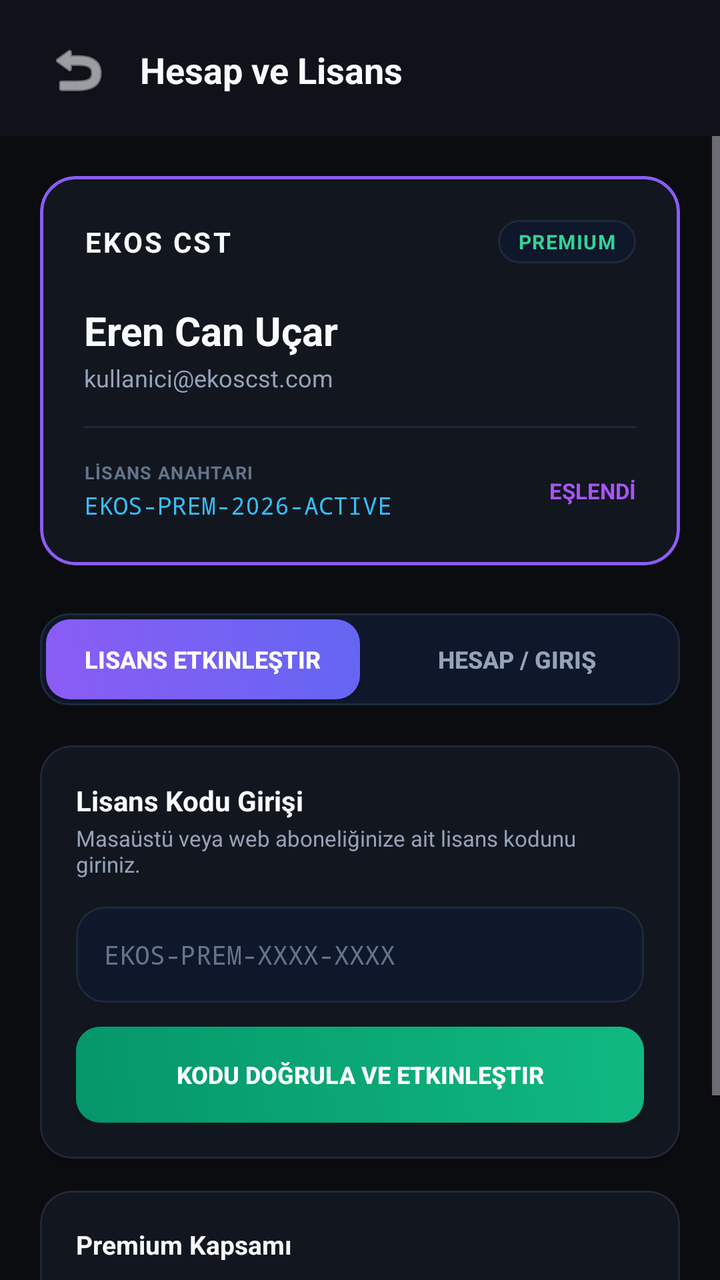
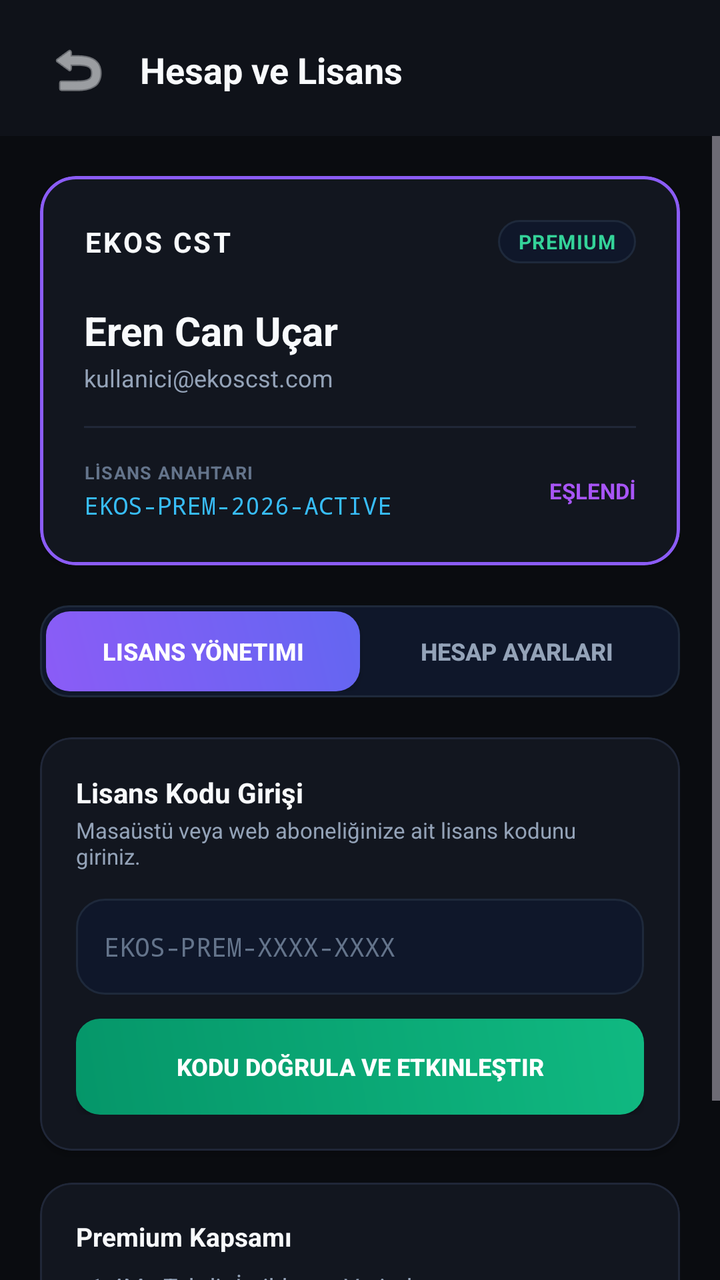

An Android layout rendered at two revisions. The XML below is the earlier revision; the diff shows what the commit changed to produce the second picture.
<!-- AndroidManifest.xml: application theme Theme.EKOSAntivirus -->
<!-- res/layout/activity_account.xml -->
<?xml version="1.0" encoding="utf-8"?>
<LinearLayout
    xmlns:android="http://schemas.android.com/apk/res/android"
    xmlns:app="http://schemas.android.com/apk/res-auto"
    android:id="@+id/rootAccountLayout"
    android:layout_width="match_parent"
    android:layout_height="match_parent"
    android:orientation="vertical"
    android:background="@color/bg_dark"
    android:fitsSystemWindows="true">

    
    <LinearLayout
        android:layout_width="match_parent"
        android:layout_height="wrap_content"
        android:orientation="horizontal"
        android:gravity="center_vertical"
        android:paddingHorizontal="20dp"
        android:paddingTop="16dp"
        android:paddingBottom="14dp"
        android:background="@color/bg_sidebar">

        <ImageButton
            android:id="@+id/btnBackFromAccount"
            android:layout_width="38dp"
            android:layout_height="38dp"
            android:src="@android:drawable/ic_menu_revert"
            android:background="?attr/selectableItemBackgroundBorderless"
            app:tint="@color/text_main"
            android:contentDescription="Back" />

        <TextView
            android:layout_width="wrap_content"
            android:layout_height="wrap_content"
            android:layout_marginStart="12dp"
            android:text="Hesap ve Lisans"
            android:textColor="@color/text_main"
            android:textSize="18sp"
            android:textStyle="bold" />
    </LinearLayout>

    <ScrollView
        android:layout_width="match_parent"
        android:layout_height="match_parent"
        android:fillViewport="true">

        <LinearLayout
            android:layout_width="match_parent"
            android:layout_height="wrap_content"
            android:orientation="vertical"
            android:padding="20dp">

            
            <com.google.android.material.card.MaterialCardView
                android:id="@+id/cardDigitalMembership"
                android:layout_width="match_parent"
                android:layout_height="wrap_content"
                android:layout_marginBottom="24dp"
                app:cardBackgroundColor="@color/bg_card"
                app:strokeColor="@color/border_hover"
                app:strokeWidth="1.5dp"
                app:cardCornerRadius="18dp">

                <LinearLayout
                    android:layout_width="match_parent"
                    android:layout_height="wrap_content"
                    android:orientation="vertical"
                    android:padding="22dp">

                    
                    <LinearLayout
                        android:layout_width="match_parent"
                        android:layout_height="wrap_content"
                        android:orientation="horizontal"
                        android:gravity="center_vertical">

                        <TextView
                            android:layout_width="wrap_content"
                            android:layout_height="wrap_content"
                            android:text="EKOS CST"
                            android:textColor="@color/text_main"
                            android:textSize="14sp"
                            android:textStyle="bold"
                            android:letterSpacing="0.08" />

                        <View
                            android:layout_width="0dp"
                            android:layout_height="1dp"
                            android:layout_weight="1" />

                        <TextView
                            android:id="@+id/tvMembershipTierBadge"
                            android:layout_width="wrap_content"
                            android:layout_height="wrap_content"
                            android:text="PREMIUM"
                            android:textColor="@color/accent_emerald_light"
                            android:background="@drawable/bg_card_glass"
                            android:paddingHorizontal="10dp"
                            android:paddingVertical="4dp"
                            android:textSize="10sp"
                            android:textStyle="bold"
                            android:letterSpacing="0.05" />
                    </LinearLayout>

                    
                    <TextView
                        android:id="@+id/tvCardUserName"
                        android:layout_width="wrap_content"
                        android:layout_height="wrap_content"
                        android:layout_marginTop="20dp"
                        android:text="Eren Can Uçar"
                        android:textColor="@color/text_main"
                        android:textSize="20sp"
                        android:textStyle="bold" />

                    <TextView
                        android:id="@+id/tvCardUserEmail"
                        android:layout_width="wrap_content"
                        android:layout_height="wrap_content"
                        android:layout_marginTop="2dp"
                        android:text="kullanici@ekoscst.com"
                        android:textColor="@color/text_muted"
                        android:textSize="12sp" />

                    
                    <View
                        android:layout_width="match_parent"
                        android:layout_height="1dp"
                        android:layout_marginVertical="16dp"
                        android:background="@color/bg_card_border" />

                    <LinearLayout
                        android:layout_width="match_parent"
                        android:layout_height="wrap_content"
                        android:orientation="horizontal"
                        android:gravity="center_vertical">

                        <LinearLayout
                            android:layout_width="0dp"
                            android:layout_height="wrap_content"
                            android:layout_weight="1"
                            android:orientation="vertical">

                            <TextView
                                android:layout_width="wrap_content"
                                android:layout_height="wrap_content"
                                android:text="LİSANS ANAHTARI"
                                android:textColor="@color/text_subtle"
                                android:textSize="9sp"
                                android:textStyle="bold"
                                android:letterSpacing="0.05" />

                            <TextView
                                android:id="@+id/tvCardLicenseKey"
                                android:layout_width="wrap_content"
                                android:layout_height="wrap_content"
                                android:layout_marginTop="2dp"
                                android:text="EKOS-PREM-2026-ACTIVE"
                                android:textColor="@color/accent_cyan"
                                android:fontFamily="monospace"
                                android:textSize="12sp" />
                        </LinearLayout>

                        <TextView
                            android:id="@+id/tvCardSyncStatus"
                            android:layout_width="wrap_content"
                            android:layout_height="wrap_content"
                            android:text="EŞLENDİ"
                            android:textColor="@color/accent_purple_light"
                            android:textSize="11sp"
                            android:textStyle="bold" />
                    </LinearLayout>

                </LinearLayout>
            </com.google.android.material.card.MaterialCardView>

            
            <LinearLayout
                android:layout_width="match_parent"
                android:layout_height="46dp"
                android:orientation="horizontal"
                android:background="@drawable/bg_card_glass"
                android:padding="3dp"
                android:layout_marginBottom="20dp">

                <Button
                    android:id="@+id/tabBtnLicense"
                    android:layout_width="0dp"
                    android:layout_height="match_parent"
                    android:layout_weight="1"
                    android:text="Lisans Etkinleştir"
                    android:textColor="@color/white"
                    android:textStyle="bold"
                    android:textSize="12sp"
                    android:background="@drawable/bg_button_primary" />

                <Button
                    android:id="@+id/tabBtnAuth"
                    android:layout_width="0dp"
                    android:layout_height="match_parent"
                    android:layout_weight="1"
                    android:text="Hesap / Giriş"
                    android:textColor="@color/text_muted"
                    android:textStyle="bold"
                    android:textSize="12sp"
                    android:background="@android:color/transparent" />
            </LinearLayout>

            
            <LinearLayout
                android:id="@+id/sectionLicense"
                android:layout_width="match_parent"
                android:layout_height="wrap_content"
                android:orientation="vertical">

                <com.google.android.material.card.MaterialCardView
                    android:layout_width="match_parent"
                    android:layout_height="wrap_content"
                    android:layout_marginBottom="16dp"
                    app:cardBackgroundColor="@color/bg_card"
                    app:strokeColor="@color/bg_card_border"
                    app:strokeWidth="1dp"
                    app:cardCornerRadius="16dp">

                    <LinearLayout
                        android:layout_width="match_parent"
                        android:layout_height="wrap_content"
                        android:orientation="vertical"
                        android:padding="18dp">

                        <TextView
                            android:layout_width="wrap_content"
                            android:layout_height="wrap_content"
                            android:text="Lisans Kodu Girişi"
                            android:textColor="@color/text_main"
                            android:textSize="14sp"
                            android:textStyle="bold" />

                        <TextView
                            android:layout_width="wrap_content"
                            android:layout_height="wrap_content"
                            android:layout_marginTop="2dp"
                            android:text="Masaüstü veya web aboneliğinize ait lisans kodunu giriniz."
                            android:textColor="@color/text_muted"
                            android:textSize="11sp" />

                        <EditText
                            android:id="@+id/etProfileLicenseCode"
                            android:layout_width="match_parent"
                            android:layout_height="48dp"
                            android:layout_marginTop="14dp"
                            android:background="@drawable/bg_card_glass"
                            android:hint="EKOS-PREM-XXXX-XXXX"
                            android:textColorHint="@color/text_subtle"
                            android:textColor="@color/accent_cyan"
                            android:fontFamily="monospace"
                            android:paddingHorizontal="14dp"
                            android:textSize="13sp" />

                        <Button
                            android:id="@+id/btnApplyProfileLicense"
                            android:layout_width="match_parent"
                            android:layout_height="48dp"
                            android:layout_marginTop="12dp"
                            android:text="Kodu Doğrula ve Etkinleştir"
                            android:textColor="@color/white"
                            android:textStyle="bold"
                            android:textSize="12sp"
                            android:background="@drawable/bg_button_emerald" />
                    </LinearLayout>
                </com.google.android.material.card.MaterialCardView>

                
                <com.google.android.material.card.MaterialCardView
                    android:layout_width="match_parent"
                    android:layout_height="wrap_content"
                    app:cardBackgroundColor="@color/bg_card"
                    app:strokeColor="@color/bg_card_border"
                    app:strokeWidth="1dp"
                    app:cardCornerRadius="16dp">

                    <LinearLayout
                        android:layout_width="match_parent"
                        android:layout_height="wrap_content"
                        android:orientation="vertical"
                        android:padding="18dp">

                        <TextView
                            android:layout_width="wrap_content"
                            android:layout_height="wrap_content"
                            android:text="Premium Kapsamı"
                            android:textColor="@color/text_main"
                            android:textSize="13sp"
                            android:textStyle="bold" />

                        <TextView
                            android:layout_width="wrap_content"
                            android:layout_height="wrap_content"
                            android:layout_marginTop="8dp"
                            android:text="• 1.4M+ Tehdit İstihbarat Veritabanı\n• Canlı Web ve Oltalama Kalkanı\n• Sınırsız Derin Depolama Taraması\n• Cihazlar Arası Eşleme"
                            android:textColor="@color/text_muted"
                            android:textSize="12sp"
                            android:lineSpacingExtra="5dp" />
                    </LinearLayout>
                </com.google.android.material.card.MaterialCardView>
            </LinearLayout>

            
            <LinearLayout
                android:id="@+id/sectionAuth"
                android:layout_width="match_parent"
                android:layout_height="wrap_content"
                android:orientation="vertical"
                android:visibility="gone">

                
                <com.google.android.material.card.MaterialCardView
                    android:id="@+id/layoutProfileView"
                    android:layout_width="match_parent"
                    android:layout_height="wrap_content"
                    android:visibility="gone"
                    app:cardBackgroundColor="@color/bg_card"
                    app:strokeColor="@color/border_hover"
                    app:strokeWidth="1dp"
                    app:cardCornerRadius="16dp">

                    <LinearLayout
                        android:layout_width="match_parent"
                        android:layout_height="wrap_content"
                        android:orientation="vertical"
                        android:padding="20dp">

                        <TextView
                            android:layout_width="wrap_content"
                            android:layout_height="wrap_content"
                            android:text="Aktif Oturum"
                            android:textColor="@color/text_subtle"
                            android:textSize="11sp"
                            android:textStyle="bold" />

                        <TextView
                            android:id="@+id/tvProfileName"
                            android:layout_width="wrap_content"
                            android:layout_height="wrap_content"
                            android:layout_marginTop="4dp"
                            android:text="Eren Can Uçar"
                            android:textColor="@color/text_main"
                            android:textSize="16sp"
                            android:textStyle="bold" />

                        <TextView
                            android:id="@+id/tvProfileEmail"
                            android:layout_width="wrap_content"
                            android:layout_height="wrap_content"
                            android:layout_marginTop="2dp"
                            android:text="kullanici@ekoscst.com"
                            android:textColor="@color/text_muted"
                            android:textSize="12sp" />

                        <Button
                            android:id="@+id/btnLogout"
                            android:layout_width="match_parent"
                            android:layout_height="44dp"
                            android:layout_marginTop="16dp"
                            android:text="Oturumu Kapat"
                            android:textColor="@color/accent_crimson_light"
                            android:background="@drawable/bg_card_glass"
                            android:textStyle="bold"
                            android:textSize="12sp" />
                    </LinearLayout>
                </com.google.android.material.card.MaterialCardView>

                
                <com.google.android.material.card.MaterialCardView
                    android:id="@+id/layoutAuthForm"
                    android:layout_width="match_parent"
                    android:layout_height="wrap_content"
                    app:cardBackgroundColor="@color/bg_card"
                    app:strokeColor="@color/bg_card_border"
                    app:strokeWidth="1dp"
                    app:cardCornerRadius="16dp">

                    <LinearLayout
                        android:layout_width="match_parent"
                        android:layout_height="wrap_content"
                        android:orientation="vertical"
                        android:padding="20dp">

                        <TextView
                            android:layout_width="wrap_content"
                            android:layout_height="wrap_content"
                            android:text="Ekos Hesabı ile Giriş"
                            android:textColor="@color/text_main"
                            android:textSize="15sp"
                            android:textStyle="bold" />

                        <TextView
                            android:layout_width="wrap_content"
                            android:layout_height="wrap_content"
                            android:layout_marginTop="2dp"
                            android:text="Bulut hesabınızı mobil uygulamanız ile senkronize edin."
                            android:textColor="@color/text_muted"
                            android:textSize="11sp" />

                        <EditText
                            android:id="@+id/etLoginEmail"
                            android:layout_width="match_parent"
                            android:layout_height="48dp"
                            android:layout_marginTop="16dp"
                            android:background="@drawable/bg_card_glass"
                            android:hint="E-posta adresi"
                            android:textColorHint="@color/text_subtle"
                            android:textColor="@color/text_main"
                            android:inputType="textEmailAddress"
                            android:paddingHorizontal="14dp"
                            android:textSize="13sp" />

                        <EditText
                            android:id="@+id/etLoginPassword"
                            android:layout_width="match_parent"
                            android:layout_height="48dp"
                            android:layout_marginTop="10dp"
                            android:background="@drawable/bg_card_glass"
                            android:hint="Şifre"
                            android:textColorHint="@color/text_subtle"
                            android:textColor="@color/text_main"
                            android:inputType="textPassword"
                            android:paddingHorizontal="14dp"
                            android:textSize="13sp" />

                        <Button
                            android:id="@+id/btnSubmitLogin"
                            android:layout_width="match_parent"
                            android:layout_height="48dp"
                            android:layout_marginTop="16dp"
                            android:text="Giriş Yap"
                            android:textColor="@color/white"
                            android:textStyle="bold"
                            android:textSize="13sp"
                            android:background="@drawable/bg_button_primary" />

                        <TextView
                            android:id="@+id/tvToggleRegisterPrompt"
                            android:layout_width="wrap_content"
                            android:layout_height="wrap_content"
                            android:layout_gravity="center_horizontal"
                            android:layout_marginTop="12dp"
                            android:text="Hesabınız yok mu? Yeni Hesap Açın"
                            android:textColor="@color/accent_purple_light"
                            android:textSize="12sp"
                            android:textStyle="bold"
                            android:clickable="true"
                            android:focusable="true" />
                    </LinearLayout>
                </com.google.android.material.card.MaterialCardView>

            </LinearLayout>

        </LinearLayout>
    </ScrollView>

</LinearLayout>
<!-- resources referenced by this layout -->
<resources>
  <color name="accent_crimson_light">#F87171</color>
  <color name="accent_cyan">#38BDF8</color>
  <color name="accent_emerald_light">#34D399</color>
  <color name="accent_purple_light">#A855F7</color>
  <color name="bg_card">#12161F</color>
  <color name="bg_card_border">#202738</color>
  <color name="bg_dark">#0A0C10</color>
  <color name="bg_sidebar">#0F1219</color>
  <color name="border_hover">#8B5CF6</color>
  <color name="text_main">#F8FAFC</color>
  <color name="text_muted">#94A3B8</color>
  <color name="text_subtle">#64748B</color>
  <color name="white">#FFFFFF</color>
  <!-- drawable bg_button_emerald (drawable) -->
  <?xml version="1.0" encoding="utf-8"?>
  <ripple xmlns:android="http://schemas.android.com/apk/res/android"
      android:color="#40FFFFFF">
      <item>
          <shape android:shape="rectangle">
              <gradient
                  android:startColor="#059669"
                  android:endColor="#10B981"
                  android:angle="45" />
              <corners android:radius="12dp" />
          </shape>
      </item>
  </ripple>
  <!-- drawable bg_button_primary (drawable) -->
  <?xml version="1.0" encoding="utf-8"?>
  <ripple xmlns:android="http://schemas.android.com/apk/res/android"
      android:color="#40FFFFFF">
      <item>
          <shape android:shape="rectangle">
              <gradient
                  android:startColor="#8B5CF6"
                  android:endColor="#6366F1"
                  android:angle="45" />
              <corners android:radius="12dp" />
          </shape>
      </item>
  </ripple>
  <!-- drawable bg_card_glass (drawable) -->
  <?xml version="1.0" encoding="utf-8"?>
  <shape xmlns:android="http://schemas.android.com/apk/res/android"
      android:shape="rectangle">
      <solid android:color="#0F172A" />
      <stroke
          android:width="1dp"
          android:color="#1E293B" />
      <corners android:radius="14dp" />
  </shape>
  <style name="Theme.EKOSAntivirus" parent="Theme.Material3.Dark.NoActionBar">
          
          <item name="colorPrimary">@color/accent_purple</item>
          <item name="colorOnPrimary">@color/white</item>
          <item name="colorPrimaryContainer">@color/bg_card_elevated</item>
          <item name="colorOnPrimaryContainer">@color/accent_purple_light</item>
  
          
          <item name="colorSecondary">@color/accent_emerald</item>
          <item name="colorOnSecondary">@color/bg_dark</item>
  
          
          <item name="android:statusBarColor">@color/bg_dark</item>
          <item name="android:navigationBarColor">@color/bg_dark</item>
          <item name="android:windowBackground">@color/bg_dark</item>
  
          
          <item name="android:windowLayoutInDisplayCutoutMode" tools:targetApi="p">shortEdges</item>
  
          
          <item name="materialCardViewStyle">@style/Widget.EKOS.CardView</item>
      </style>
  <color name="accent_purple">#8B5CF6</color>
  <color name="bg_card_elevated">#1A202D</color>
  <color name="accent_emerald">#10B981</color>
  <style name="Widget.EKOS.CardView" parent="Widget.Material3.CardView.Filled">
          <item name="cardBackgroundColor">@color/bg_card</item>
          <item name="strokeColor">@color/bg_card_border</item>
          <item name="strokeWidth">1dp</item>
          <item name="cardCornerRadius">14dp</item>
          <item name="cardElevation">2dp</item>
      </style>
</resources>

<!-- the commit's change to res/layout/activity_account.xml (unified diff, before → after) -->
@@ -55,7 +55,7 @@
                 android:id="@+id/cardDigitalMembership"
                 android:layout_width="match_parent"
                 android:layout_height="wrap_content"
-                android:layout_marginBottom="24dp"
+                android:layout_marginBottom="20dp"
                 app:cardBackgroundColor="@color/bg_card"
                 app:strokeColor="@color/border_hover"
                 app:strokeWidth="1.5dp"
@@ -188,7 +188,7 @@
                     android:layout_width="0dp"
                     android:layout_height="match_parent"
                     android:layout_weight="1"
-                    android:text="Lisans Etkinleştir"
+                    android:text="Lisans Yönetimi"
                     android:textColor="@color/white"
                     android:textStyle="bold"
                     android:textSize="12sp"
@@ -199,7 +199,7 @@
                     android:layout_width="0dp"
                     android:layout_height="match_parent"
                     android:layout_weight="1"
-                    android:text="Hesap / Giriş"
+                    android:text="Hesap Ayarları"
                     android:textColor="@color/text_muted"
                     android:textStyle="bold"
                     android:textSize="12sp"
@@ -333,7 +333,7 @@
                         <TextView
                             android:layout_width="wrap_content"
                             android:layout_height="wrap_content"
-                            android:text="Aktif Oturum"
+                            android:text="Hesap Yönetim Merkezi"
                             android:textColor="@color/text_subtle"
                             android:textSize="11sp"
                             android:textStyle="bold" />
@@ -342,10 +342,10 @@
                             android:id="@+id/tvProfileName"
                             android:layout_width="wrap_content"
                             android:layout_height="wrap_content"
-                            android:layout_marginTop="4dp"
+                            android:layout_marginTop="6dp"
                             android:text="Eren Can Uçar"
                             android:textColor="@color/text_main"
-                            android:textSize="16sp"
+                            android:textSize="17sp"
                             android:textStyle="bold" />
 
                         <TextView
@@ -355,18 +355,30 @@
                             android:layout_marginTop="2dp"
                             android:text="kullanici@ekoscst.com"
                             android:textColor="@color/text_muted"
-                            android:textSize="12sp" />
-
+                            android:textSize="13sp" />
+
+                        
                         <Button
                             android:id="@+id/btnLogout"
                             android:layout_width="match_parent"
-                            android:layout_height="44dp"
-                            android:layout_marginTop="16dp"
+                            android:layout_height="48dp"
+                            android:layout_marginTop="20dp"
                             android:text="Oturumu Kapat"
+                            android:textColor="@color/text_main"
+                            android:background="@drawable/bg_button_primary"
+                            android:textStyle="bold"
+                            android:textSize="13sp" />
+
+                        <Button
+                            android:id="@+id/btnDeleteAccount"
+                            android:layout_width="match_parent"
+                            android:layout_height="48dp"
+                            android:layout_marginTop="12dp"
+                            android:text="Hesabı Kalıcı Olarak Sil"
                             android:textColor="@color/accent_crimson_light"
-                            android:background="@drawable/bg_card_glass"
-                            android:textStyle="bold"
-                            android:textSize="12sp" />
+                            android:background="@drawable/bg_button_danger"
+                            android:textStyle="bold"
+                            android:textSize="13sp" />
                     </LinearLayout>
                 </com.google.android.material.card.MaterialCardView>
 
<!-- resource entries referenced after the edit -->
@@ -13,6 +13,16 @@
   <color name="text_muted">#94A3B8</color>
   <color name="text_subtle">#64748B</color>
   <color name="white">#FFFFFF</color>
+  <!-- drawable bg_button_danger (drawable) -->
+  <?xml version="1.0" encoding="utf-8"?>
+  <shape xmlns:android="http://schemas.android.com/apk/res/android"
+      android:shape="rectangle">
+      <corners android:radius="12dp" />
+      <solid android:color="#2A151B" />
+      <stroke
+          android:width="1dp"
+          android:color="#EF4444" />
+  </shape>
   <!-- drawable bg_button_emerald (drawable) -->
   <?xml version="1.0" encoding="utf-8"?>
   <ripple xmlns:android="http://schemas.android.com/apk/res/android"
